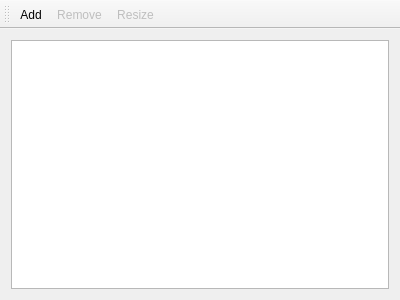
Qt form mainwindow.ui (localghost/imgconv) before a commit.
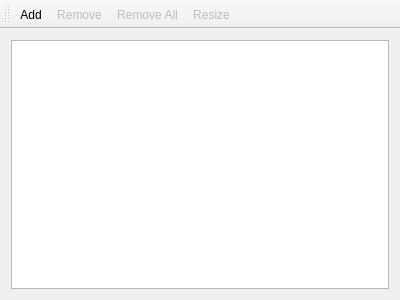
The same form after that commit.

```diff
--- a/mainwindow.ui
+++ b/mainwindow.ui
@@ -36,6 +36,7 @@
    </attribute>
    <addaction name="actionAdd"/>
    <addaction name="actionRemove"/>
+   <addaction name="actionRemove_All"/>
    <addaction name="actionResize"/>
   </widget>
   <action name="actionResize">
@@ -62,6 +63,17 @@
     <string>Remove</string>
    </property>
   </action>
+  <action name="actionRemove_All">
+   <property name="enabled">
+    <bool>false</bool>
+   </property>
+   <property name="text">
+    <string>Remove All</string>
+   </property>
+   <property name="toolTip">
+    <string>Removes all elements from the list.</string>
+   </property>
+  </action>
  </widget>
  <layoutdefault spacing="6" margin="11"/>
  <resources/>
```
